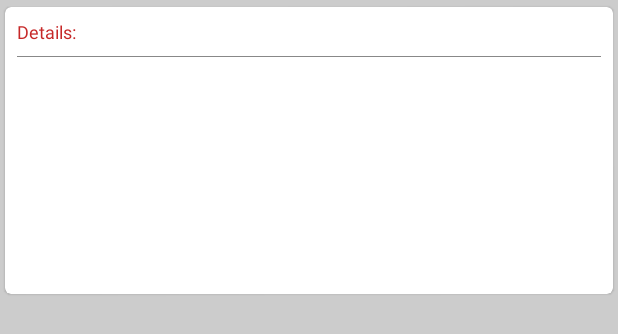
After one commit to chiped/MovieApp, an Android app: the layout detail_list_row.xml on its own in the app's theme, with its tools: preview values and no code run, on a phone screen of 412 x 824 dp. The commit adds this screen. Shown: the top 334 px of the screen. Run offline under Robolectric (Android 15) with nearby library versions, the phone set to English and light mode, and no system bars.

Commit message:
Movie details has cast and images

```diff
--- a/app/src/main/java/com/chinmay/movieapp/moviedetails/DetailsCastAdapter.java
+++ b/app/src/main/java/com/chinmay/movieapp/moviedetails/DetailsCastAdapter.java
@@ -53,7 +53,7 @@ public class DetailsCastAdapter extends RecyclerView.Adapter<RecyclerView.ViewHo
         return dataset.size();
     }
 
-    private class CastViewHolder extends RecyclerView.ViewHolder {
+    private static class CastViewHolder extends RecyclerView.ViewHolder {
 
         private ImageView imageView;
         private TextView name;
--- a/app/src/main/java/com/chinmay/movieapp/moviedetails/DetailsGalleryAdapter.java
+++ b/app/src/main/java/com/chinmay/movieapp/moviedetails/DetailsGalleryAdapter.java
@@ -48,7 +48,7 @@ public class DetailsGalleryAdapter extends RecyclerView.Adapter<RecyclerView.Vie
         return dataset.size();
     }
 
-    private class GalleryViewHolder extends RecyclerView.ViewHolder {
+    private static class GalleryViewHolder extends RecyclerView.ViewHolder {
 
         private ImageView imageView;
 
--- /dev/null
+++ b/app/src/main/res/layout/detail_list_row.xml
@@ -0,0 +1,38 @@
+<?xml version="1.0" encoding="utf-8"?>
+<android.support.v7.widget.CardView xmlns:android="http://schemas.android.com/apk/res/android"
+    xmlns:tools="http://schemas.android.com/tools"
+    xmlns:app="http://schemas.android.com/apk/res-auto"
+    android:layout_width="match_parent"
+    android:layout_height="wrap_content"
+    app:cardUseCompatPadding="true"
+    app:cardCornerRadius="@dimen/movie_row_corner_radius"
+    app:cardElevation="1dp">
+
+    <LinearLayout xmlns:android="http://schemas.android.com/apk/res/android"
+        xmlns:tools="http://schemas.android.com/tools"
+        android:layout_width="match_parent"
+        android:layout_height="match_parent"
+        android:layout_margin="@dimen/padding_medium"
+        android:orientation="vertical">
+
+        <TextView
+            android:id="@+id/title"
+            android:layout_width="match_parent"
+            android:layout_height="wrap_content"
+            android:paddingBottom="@dimen/padding_medium"
+            android:textColor="@color/primary_dark"
+            android:textSize="@dimen/text_size_medium"
+            tools:text="Details:" />
+
+        <View
+            android:layout_width="match_parent"
+            android:layout_height="1px"
+            android:background="@color/gray" />
+
+        <android.support.v7.widget.RecyclerView
+            android:id="@+id/value"
+            android:layout_width="match_parent"
+            android:layout_height="150dp"/>
+    </LinearLayout>
+
+</android.support.v7.widget.CardView>
```
Also changed, not shown: app/src/main/java/com/chinmay/movieapp/moviedetails/CastListViewHolder.java (added, +31 -0 lines), app/src/main/java/com/chinmay/movieapp/moviedetails/DetailsAdapter.java (+18 -43 lines), app/src/main/java/com/chinmay/movieapp/moviedetails/ExpandableTextViewHolder.java (added, +28 -0 lines), app/src/main/java/com/chinmay/movieapp/moviedetails/ImageListViewHolder.java (added, +30 -0 lines), app/src/main/java/com/chinmay/movieapp/moviedetails/MovieDetailsFragment.java (+0 -36 lines), app/src/main/java/com/chinmay/movieapp/moviedetails/MovieDetailsPresenter.java (+39 -3 lines), app/src/main/java/com/chinmay/movieapp/moviedetails/TextViewHolder.java (added, +28 -0 lines), app/src/main/java/com/chinmay/movieapp/moviedetails/model/DetailItem.java (+6 -3 lines), app/src/main/java/com/chinmay/movieapp/moviedetails/model/HorizontalImageListItem.java (added, +14 -0 lines), app/src/main/java/com/chinmay/movieapp/moviedetails/model/HorizontalListItem.java (deleted, +0 -14 lines), app/src/main/java/com/chinmay/movieapp/moviedetails/model/HorizontalMovieListItem.java (added, +16 -0 lines), app/src/main/java/com/chinmay/movieapp/moviedetails/model/HorizontalPeopleListItem.java (added, +16 -0 lines), app/src/main/java/com/chinmay/movieapp/moviedetails/model/HorizontalTextListItem.java (added, +13 -0 lines), app/src/main/java/com/chinmay/movieapp/moviedetails/model/VerticalListItem.java (deleted, +0 -14 lines), 2 more files.
